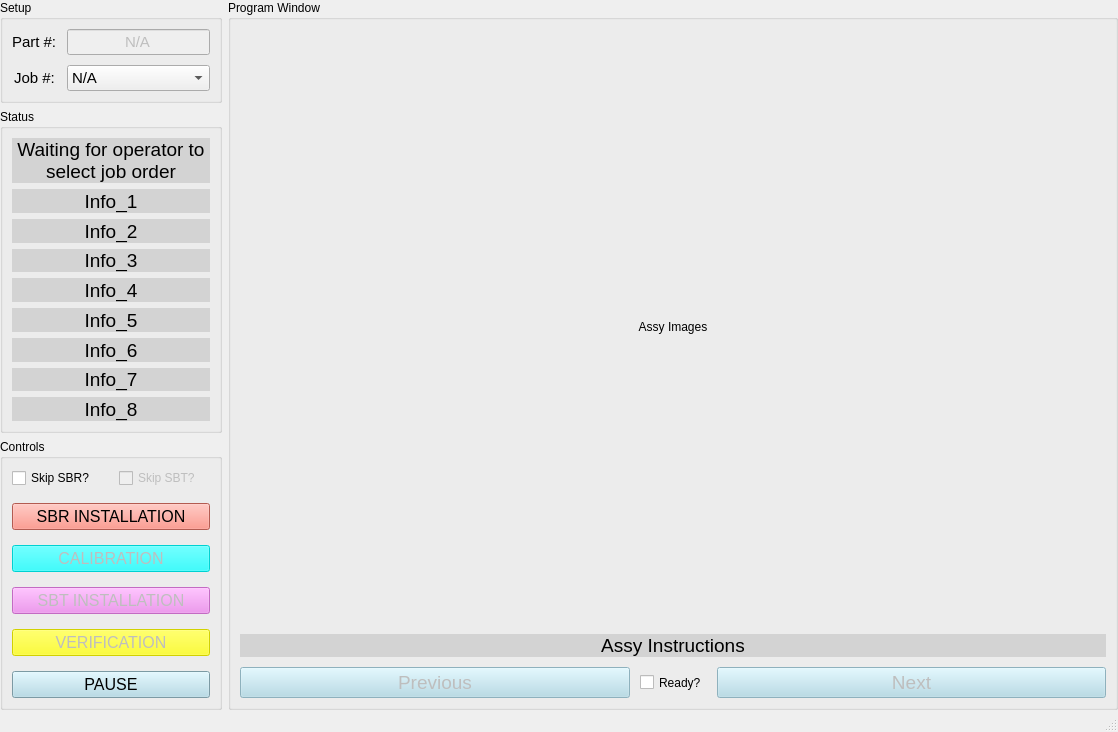
Qt form RUBY.ui (JewellInstruments/JEWELL_Manufacturing_Execution_System) before a commit.
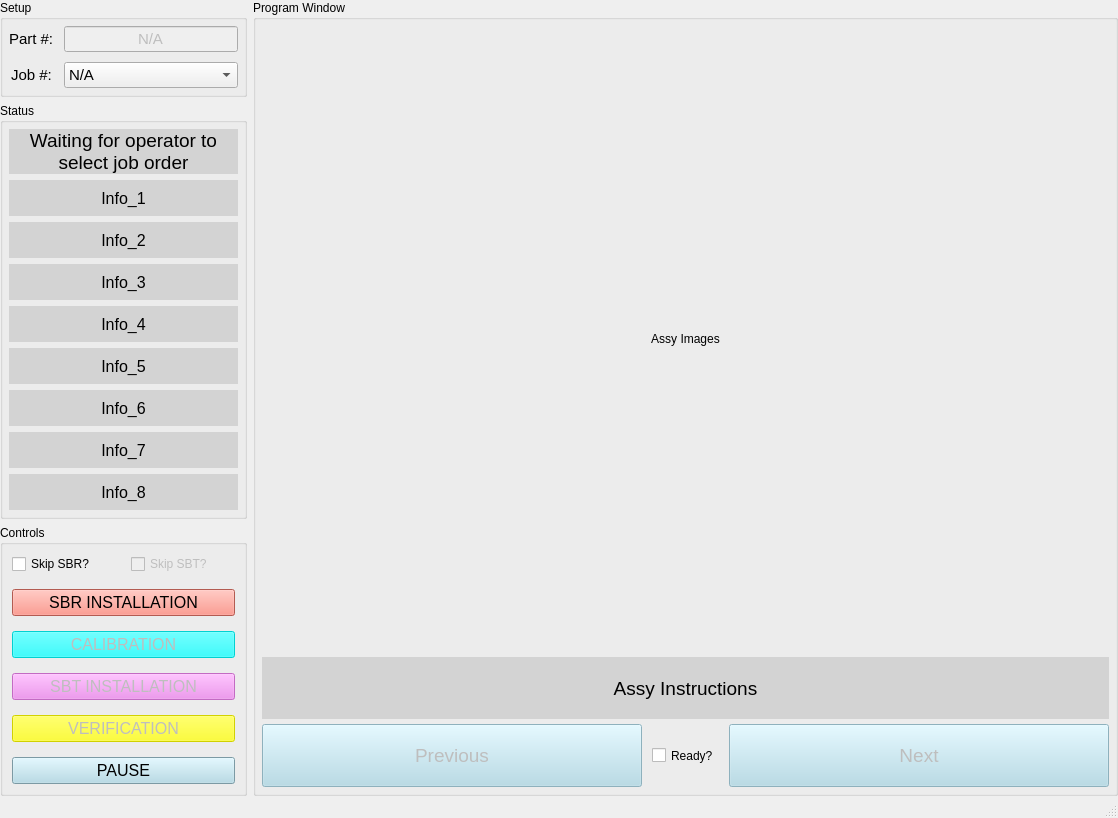
The same form after that commit.

The edit to the form file:
```diff
--- a/RUBY.ui
+++ b/RUBY.ui
@@ -7,7 +7,7 @@
     <x>0</x>
     <y>0</y>
     <width>1118</width>
-    <height>732</height>
+    <height>818</height>
    </rect>
   </property>
   <property name="windowTitle">
@@ -20,7 +20,7 @@
      <verstretch>0</verstretch>
     </sizepolicy>
    </property>
-   <layout class="QGridLayout" name="gridLayout" rowstretch="0,1,0" columnstretch="1,4">
+   <layout class="QGridLayout" name="gridLayout" rowstretch="0,1,0" columnstretch="2,7">
     <property name="leftMargin">
      <number>0</number>
     </property>
@@ -47,6 +47,18 @@
          <property name="spacing">
           <number>15</number>
          </property>
+         <property name="leftMargin">
+          <number>0</number>
+         </property>
+         <property name="topMargin">
+          <number>0</number>
+         </property>
+         <property name="rightMargin">
+          <number>0</number>
+         </property>
+         <property name="bottomMargin">
+          <number>0</number>
+         </property>
          <item>
           <layout class="QHBoxLayout" name="horizontalLayout_5">
            <item>
@@ -534,17 +546,11 @@
             <bool>false</bool>
            </property>
            <property name="sizePolicy">
-            <sizepolicy hsizetype="Preferred" vsizetype="Preferred">
+            <sizepolicy hsizetype="Minimum" vsizetype="Minimum">
              <horstretch>0</horstretch>
              <verstretch>0</verstretch>
             </sizepolicy>
            </property>
-           <property name="minimumSize">
-            <size>
-             <width>0</width>
-             <height>24</height>
-            </size>
-           </property>
            <property name="font">
             <font>
              <pointsize>12</pointsize>
@@ -616,19 +622,52 @@
       <property name="enabled">
        <bool>true</bool>
       </property>
+      <property name="sizePolicy">
+       <sizepolicy hsizetype="Preferred" vsizetype="Preferred">
+        <horstretch>0</horstretch>
+        <verstretch>0</verstretch>
+       </sizepolicy>
+      </property>
+      <property name="maximumSize">
+       <size>
+        <width>16777215</width>
+        <height>16777215</height>
+       </size>
+      </property>
+      <property name="sizeIncrement">
+       <size>
+        <width>0</width>
+        <height>0</height>
+       </size>
+      </property>
       <property name="title">
        <string>Program Window</string>
       </property>
       <layout class="QHBoxLayout" name="horizontalLayout_4">
+       <property name="spacing">
+        <number>11</number>
+       </property>
+       <property name="leftMargin">
+        <number>6</number>
+       </property>
+       <property name="topMargin">
+        <number>6</number>
+       </property>
+       <property name="rightMargin">
+        <number>6</number>
+       </property>
+       <property name="bottomMargin">
+        <number>6</number>
+       </property>
        <item>
-        <layout class="QVBoxLayout" name="verticalLayout_2" stretch="1,0,0">
+        <layout class="QVBoxLayout" name="verticalLayout_2" stretch="10,1,1">
          <property name="spacing">
-          <number>10</number>
+          <number>5</number>
          </property>
          <item>
           <widget class="QStackedWidget" name="stackedWidget">
            <property name="sizePolicy">
-            <sizepolicy hsizetype="Preferred" vsizetype="Minimum">
+            <sizepolicy hsizetype="Minimum" vsizetype="Minimum">
              <horstretch>0</horstretch>
              <verstretch>0</verstretch>
             </sizepolicy>
@@ -644,7 +683,7 @@
              <item>
               <widget class="QLabel" name="ImageLabel">
                <property name="sizePolicy">
-                <sizepolicy hsizetype="Preferred" vsizetype="Preferred">
+                <sizepolicy hsizetype="Ignored" vsizetype="Ignored">
                  <horstretch>0</horstretch>
                  <verstretch>0</verstretch>
                 </sizepolicy>
@@ -1100,7 +1139,7 @@
          <item>
           <widget class="QLabel" name="TextLabel">
            <property name="sizePolicy">
-            <sizepolicy hsizetype="Minimum" vsizetype="Preferred">
+            <sizepolicy hsizetype="Minimum" vsizetype="Minimum">
              <horstretch>0</horstretch>
              <verstretch>0</verstretch>
             </sizepolicy>
@@ -1141,7 +1180,7 @@
               <bool>false</bool>
              </property>
              <property name="sizePolicy">
-              <sizepolicy hsizetype="Preferred" vsizetype="Preferred">
+              <sizepolicy hsizetype="Minimum" vsizetype="Minimum">
                <horstretch>0</horstretch>
                <verstretch>0</verstretch>
               </sizepolicy>
@@ -1181,7 +1220,7 @@
               <bool>false</bool>
              </property>
              <property name="sizePolicy">
-              <sizepolicy hsizetype="Preferred" vsizetype="Preferred">
+              <sizepolicy hsizetype="Minimum" vsizetype="Minimum">
                <horstretch>0</horstretch>
                <verstretch>0</verstretch>
               </sizepolicy>
@@ -1221,6 +1260,18 @@
        <string>Setup</string>
       </property>
       <layout class="QHBoxLayout" name="horizontalLayout_3">
+       <property name="leftMargin">
+        <number>6</number>
+       </property>
+       <property name="topMargin">
+        <number>6</number>
+       </property>
+       <property name="rightMargin">
+        <number>6</number>
+       </property>
+       <property name="bottomMargin">
+        <number>6</number>
+       </property>
        <item>
         <layout class="QFormLayout" name="formLayout">
          <property name="labelAlignment">
@@ -1308,6 +1359,18 @@
        <string>Status</string>
       </property>
       <layout class="QVBoxLayout" name="verticalLayout_3" stretch="0,0,0,0,0,0,0,0,0">
+       <property name="leftMargin">
+        <number>6</number>
+       </property>
+       <property name="topMargin">
+        <number>6</number>
+       </property>
+       <property name="rightMargin">
+        <number>6</number>
+       </property>
+       <property name="bottomMargin">
+        <number>6</number>
+       </property>
        <item>
         <widget class="QLabel" name="ProgramStatusLabel">
          <property name="font">
@@ -1337,7 +1400,7 @@
          <property name="font">
           <font>
            <family>Arial</family>
-           <pointsize>14</pointsize>
+           <pointsize>12</pointsize>
           </font>
          </property>
          <property name="styleSheet">
@@ -1356,7 +1419,7 @@
          <property name="font">
           <font>
            <family>Arial</family>
-           <pointsize>14</pointsize>
+           <pointsize>12</pointsize>
           </font>
          </property>
          <property name="styleSheet">
@@ -1375,7 +1438,7 @@
          <property name="font">
           <font>
            <family>Arial</family>
-           <pointsize>14</pointsize>
+           <pointsize>12</pointsize>
           </font>
          </property>
          <property name="styleSheet">
@@ -1394,7 +1457,7 @@
          <property name="font">
           <font>
            <family>Arial</family>
-           <pointsize>14</pointsize>
+           <pointsize>12</pointsize>
           </font>
          </property>
          <property name="styleSheet">
@@ -1413,7 +1476,7 @@
          <property name="font">
           <font>
            <family>Arial</family>
-           <pointsize>14</pointsize>
+           <pointsize>12</pointsize>
           </font>
          </property>
          <property name="styleSheet">
@@ -1432,7 +1495,7 @@
          <property name="font">
           <font>
            <family>Arial</family>
-           <pointsize>14</pointsize>
+           <pointsize>12</pointsize>
           </font>
          </property>
          <property name="styleSheet">
@@ -1451,7 +1514,7 @@
          <property name="font">
           <font>
            <family>Arial</family>
-           <pointsize>14</pointsize>
+           <pointsize>12</pointsize>
           </font>
          </property>
          <property name="styleSheet">
@@ -1470,7 +1533,7 @@
          <property name="font">
           <font>
            <family>Arial</family>
-           <pointsize>14</pointsize>
+           <pointsize>12</pointsize>
           </font>
          </property>
          <property name="styleSheet">
```
